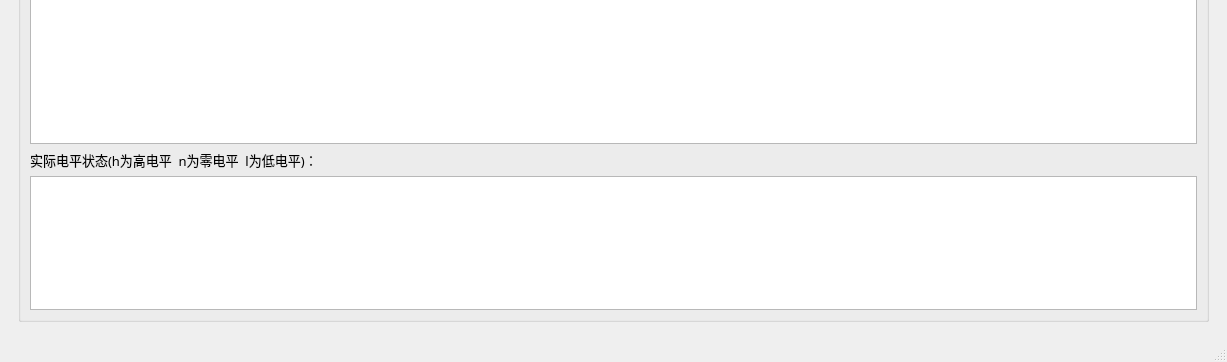
ryanmoon-s/Transmitter-simulation, file Transmitter/mainwindow.ui: the form before one commit; both pictures show x 0 to 1227 and y 393 to 755 of the 1227 by 755 pixel window.
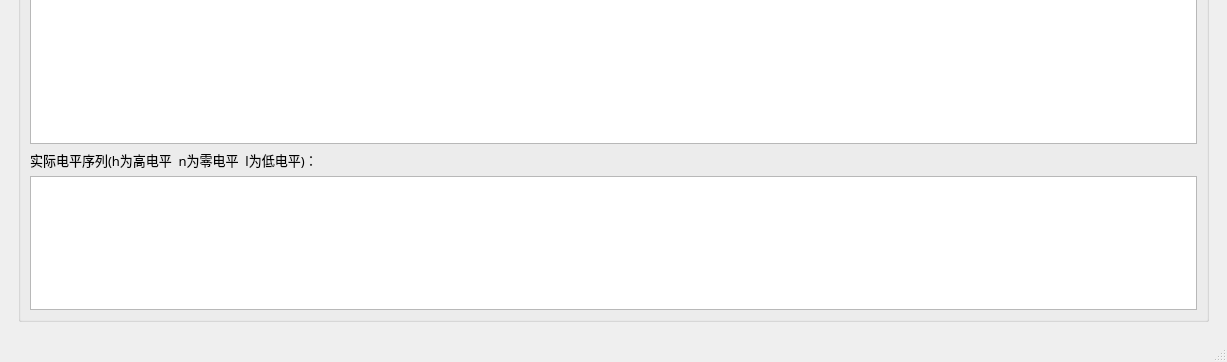
The form after the commit. The open tabs and pages were chosen to show the change. Icons and pictures are not drawn. Custom widgets are drawn as their Qt base class.

What changed in the file:
```diff
--- a/Transmitter/mainwindow.ui
+++ b/Transmitter/mainwindow.ui
@@ -228,7 +228,7 @@
               </font>
              </property>
              <property name="text">
-              <string>实际电平状态(h为高电平  n为零电平  l为低电平)：</string>
+              <string>实际电平序列(h为高电平  n为零电平  l为低电平)：</string>
              </property>
             </widget>
            </item>
```
